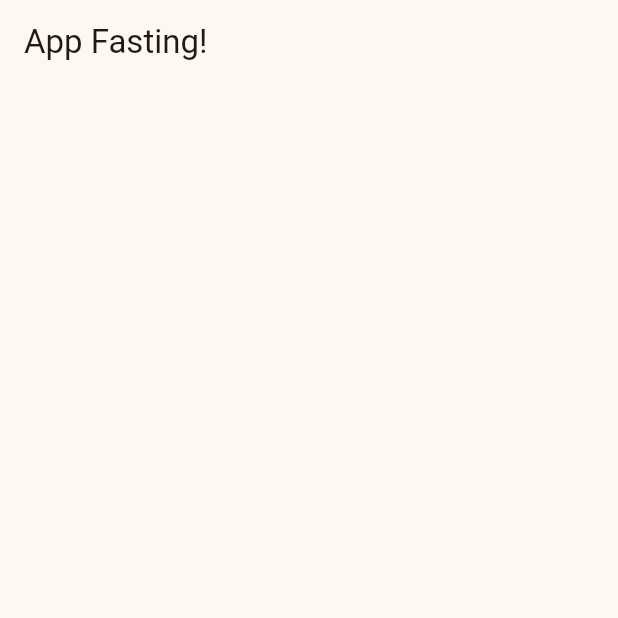
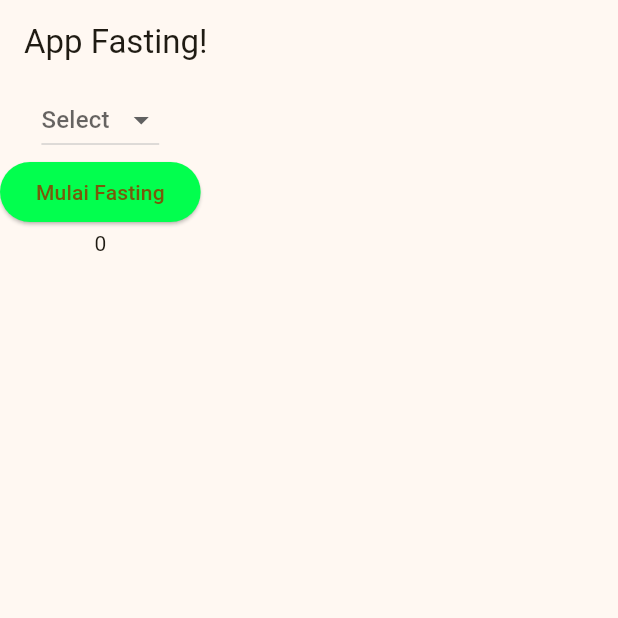
Before and after one commit to ilhamafandi21/soul-fast, a Flutter app: the screen it shows after launch, on a phone screen of 412 x 824 dp, the top half of it. Run offline on Flutter 3.47's test engine with Material 3 defaults, Android fonts, the phone set to English and light mode, and no system bars.

Commit message:
18 dec 2025

```diff
--- a/lib/pages/home/home.dart
+++ b/lib/pages/home/home.dart
@@ -18,6 +18,30 @@ class _HomeState extends State<Home> {
         child: SingleChildScrollView(
           child: Column(
             children: [
+              DropdownButton(
+                hint: Text('Select'),
+                value: selectedFasting,
+                items: variantFasting,
+                onChanged: (e) {
+                  setState(() {
+                    selectedFasting = e;
+                    duration();
+                  });
+                },
+              ),
+
+              ElevatedButton(
+                style: ButtonStyle(
+                  backgroundColor: WidgetStatePropertyAll(
+                    const Color.fromARGB(255, 2, 255, 78),
+                  ),
+                ),
+                onPressed: () {},
+                child: Text('Mulai Fasting'),
+              ),
+
+              Text(durationFasting.toString()),
+            ],
           ),
         ),
       ),
```
